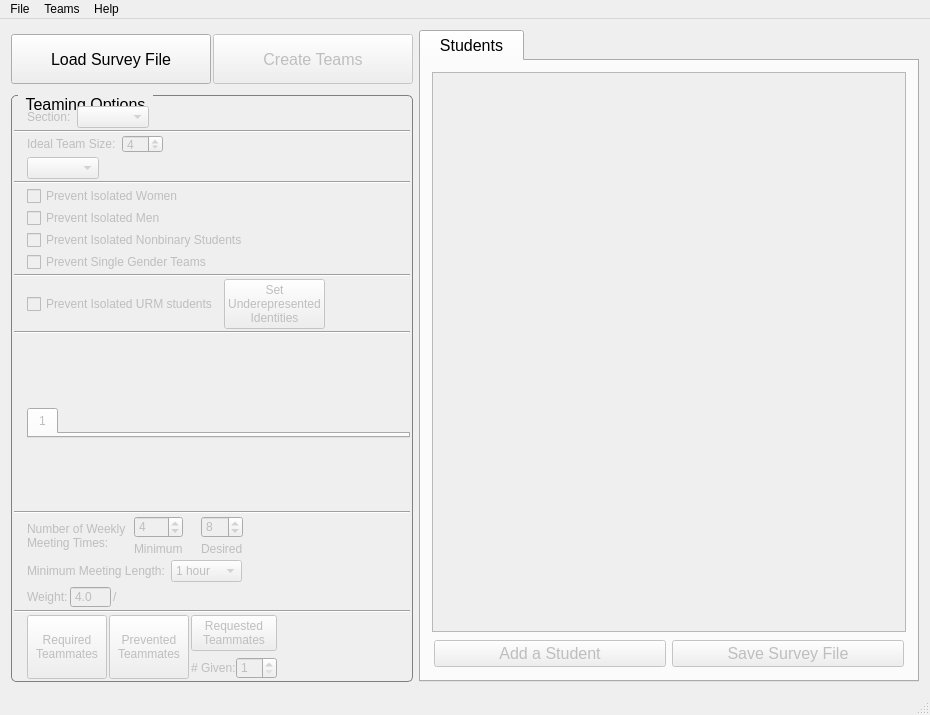
Above: gruepr.ui from gruepr/gruepr before the change. Below: the same form after it.
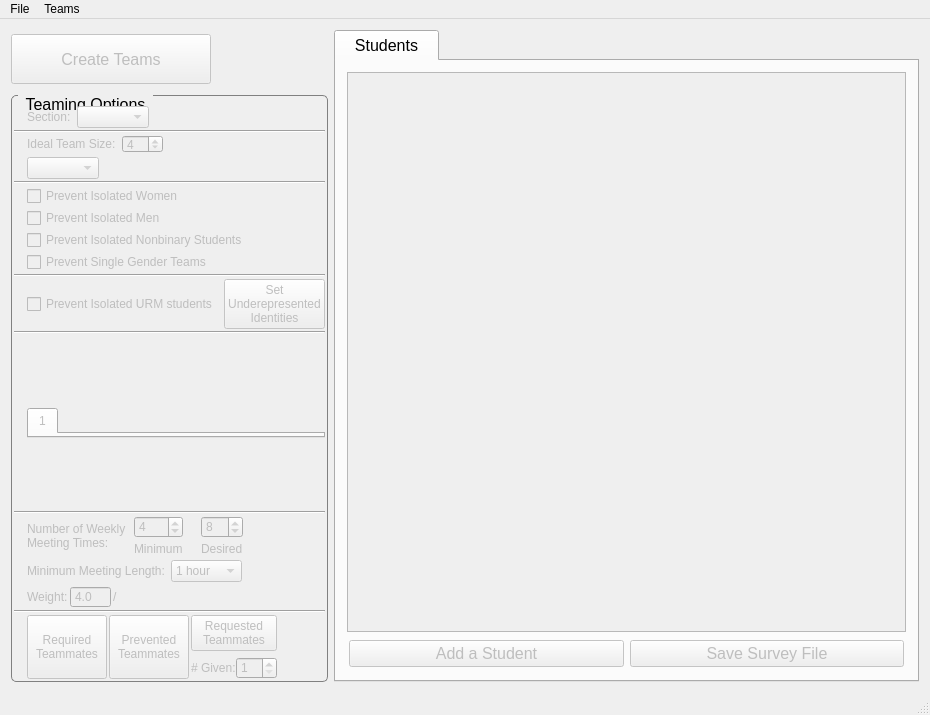
That is the form after the change. Icons and pictures are not drawn. Custom widgets are drawn as their Qt base class.

Commit message: Continuing gruepr UI work

What changed in the file:
```diff
--- a/gruepr.ui
+++ b/gruepr.ui
@@ -1046,46 +1046,6 @@
         <property name="spacing">
          <number>2</number>
         </property>
-        <item alignment="Qt::AlignLeft|Qt::AlignVCenter">
-         <widget class="QPushButton" name="loadSurveyFileButton">
-          <property name="sizePolicy">
-           <sizepolicy hsizetype="Preferred" vsizetype="Preferred">
-            <horstretch>0</horstretch>
-            <verstretch>0</verstretch>
-           </sizepolicy>
-          </property>
-          <property name="minimumSize">
-           <size>
-            <width>200</width>
-            <height>50</height>
-           </size>
-          </property>
-          <property name="font">
-           <font>
-            <pointsize>12</pointsize>
-           </font>
-          </property>
-          <property name="toolTip">
-           <string>Open a survey data file.</string>
-          </property>
-          <property name="text">
-           <string>Load Survey File</string>
-          </property>
-          <property name="icon">
-           <iconset resource="gruepr.qrc">
-            <normaloff>:/icons/openFile.png</normaloff>:/icons/openFile.png</iconset>
-          </property>
-          <property name="iconSize">
-           <size>
-            <width>40</width>
-            <height>40</height>
-           </size>
-          </property>
-          <property name="checked">
-           <bool>false</bool>
-          </property>
-         </widget>
-        </item>
         <item alignment="Qt::AlignLeft|Qt::AlignVCenter">
          <widget class="QPushButton" name="letsDoItButton">
           <property name="enabled">
@@ -1129,19 +1089,6 @@
           </property>
          </widget>
         </item>
-        <item>
-         <spacer name="horizontalSpacer_8">
-          <property name="orientation">
-           <enum>Qt::Horizontal</enum>
-          </property>
-          <property name="sizeHint" stdset="0">
-           <size>
-            <width>2</width>
-            <height>20</height>
-           </size>
-          </property>
-         </spacer>
-        </item>
        </layout>
       </item>
       <item row="0" column="1" rowspan="2">
@@ -1378,7 +1325,7 @@
      <x>0</x>
      <y>0</y>
      <width>930</width>
-     <height>21</height>
+     <height>24</height>
     </rect>
    </property>
    <widget class="QMenu" name="menuFile">
@@ -1399,21 +1346,6 @@
     <addaction name="actionLoad_Teaming_Options_File"/>
     <addaction name="actionSave_Teaming_Options_File"/>
     <addaction name="separator"/>
-    <addaction name="actionExit"/>
-   </widget>
-   <widget class="QMenu" name="menuHelp">
-    <property name="title">
-     <string>Help</string>
-    </property>
-    <property name="toolTipsVisible">
-     <bool>true</bool>
-    </property>
-    <addaction name="actionHelp"/>
-    <addaction name="separator"/>
-    <addaction name="actionBugReport"/>
-    <addaction name="actiongruepr_Homepage"/>
-    <addaction name="separator"/>
-    <addaction name="actionAbout"/>
    </widget>
    <widget class="QMenu" name="menuTeams">
     <property name="title">
@@ -1427,7 +1359,6 @@
    </widget>
    <addaction name="menuFile"/>
    <addaction name="menuTeams"/>
-   <addaction name="menuHelp"/>
   </widget>
   <action name="actionHelp">
    <property name="icon">
```
Left out of the diff: 3 changed lines with no effect on the pictures. The commit also changes 10 other files.
